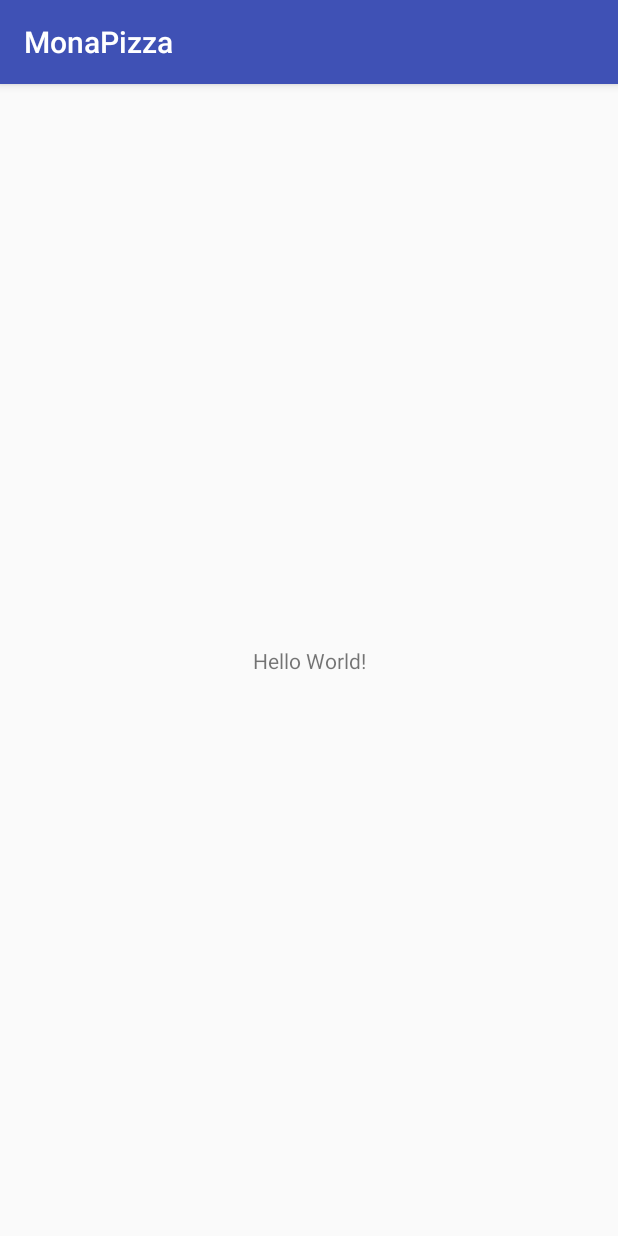
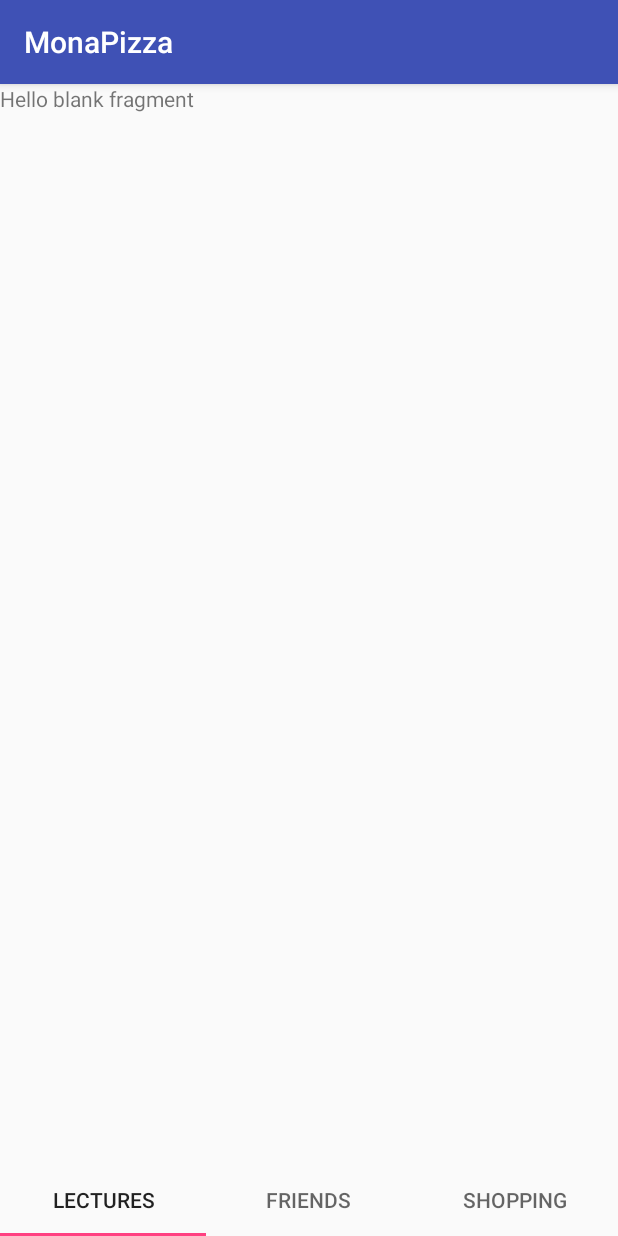
Before and after one commit to vchitai/MonaPizza, an Android app: the screen it shows after launch (MainActivity), on a phone screen of 412 x 824 dp. Run offline under Robolectric (Android 15) with nearby library versions, the phone set to English and light mode, and no system bars.

Commit message:
Update Main Page UI

```diff
--- a/app/build.gradle
+++ b/app/build.gradle
@@ -2,7 +2,7 @@ apply plugin: 'com.android.application'
 
 android {
     compileSdkVersion 25
-    buildToolsVersion "25.0.2"
+    buildToolsVersion '26.0.2'
     defaultConfig {
         applicationId "com.monapizza.monapizza"
         minSdkVersion 21
@@ -21,10 +21,13 @@ android {
 
 dependencies {
     compile fileTree(dir: 'libs', include: ['*.jar'])
+    compile 'com.android.support:support-v4:25.4.0'
     androidTestCompile('com.android.support.test.espresso:espresso-core:2.2.2', {
         exclude group: 'com.android.support', module: 'support-annotations'
     })
     compile 'com.android.support:appcompat-v7:25.2.0'
+    compile 'com.android.support:support-v4:25.0.0'
+    compile 'com.android.support:design:25.0.0'
     compile 'com.android.support.constraint:constraint-layout:1.0.2'
     testCompile 'junit:junit:4.12'
 }
--- a/app/src/main/AndroidManifest.xml
+++ b/app/src/main/AndroidManifest.xml
@@ -9,13 +9,17 @@
         android:roundIcon="@mipmap/ic_launcher_round"
         android:supportsRtl="true"
         android:theme="@style/AppTheme">
-        <activity android:name=".MainActivity">
+        <activity android:name=".UI.MainActivity">
             <intent-filter>
                 <action android:name="android.intent.action.MAIN"/>
 
                 <category android:name="android.intent.category.LAUNCHER"/>
             </intent-filter>
         </activity>
+        <activity android:name=".UI.LessonsActivity">
+        </activity>
+        <activity android:name=".UI.QuizActivity">
+        </activity>
     </application>
 
 </manifest>
--- a/app/src/main/java/com/monapizza/monapizza/Core/Question.java
+++ b/app/src/main/java/com/monapizza/monapizza/Core/Question.java
@@ -72,9 +72,6 @@ public class Question {
     // Kiem tra ket qua tu nguoi dung
     // id: Id cua tu ma nguoi dung chon
     Boolean checkAnswer(int id) {
-        if (id == m_words.get(0).getId())
-            return true;
-        else
-            return false;
+        return id == m_words.get(0).getId();
     }
 }
--- /dev/null
+++ b/app/src/main/java/com/monapizza/monapizza/UI/LecturesFragment.java
@@ -0,0 +1,24 @@
+package com.monapizza.monapizza.UI;
+
+import android.os.Bundle;
+import android.support.v4.app.Fragment;
+import android.view.LayoutInflater;
+import android.view.View;
+import android.view.ViewGroup;
+
+import com.monapizza.monapizza.R;
+
+public class LecturesFragment extends Fragment {
+
+    public LecturesFragment() {
+        // Required empty public constructor
+    }
+
+    @Override
+    public View onCreateView(LayoutInflater inflater, ViewGroup container,
+                             Bundle savedInstanceState) {
+        // Inflate the layout for this fragment
+        return inflater.inflate(R.layout.fragment_lectures, container, false);
+    }
+
+}
--- /dev/null
+++ b/app/src/main/java/com/monapizza/monapizza/UI/MainActivity.java
@@ -0,0 +1,26 @@
+package com.monapizza.monapizza.UI;
+
+import android.os.Bundle;
+import android.support.v4.view.ViewPager;
+import android.support.v7.app.AppCompatActivity;
+import android.support.design.widget.TabLayout;
+
+import com.monapizza.monapizza.R;
+
+public class MainActivity extends AppCompatActivity {
+    private ViewPager mMainViewPager;
+    private MainPagerAdapter mMainPagerAdapter;
+    @Override
+    protected void onCreate(Bundle savedInstanceState) {
+        super.onCreate(savedInstanceState);
+        setContentView(R.layout.activity_main);
+
+        mMainPagerAdapter = new MainPagerAdapter(this,getSupportFragmentManager());
+
+        mMainViewPager = (ViewPager) findViewById(R.id.main_view_pager);
+        mMainViewPager.setAdapter(mMainPagerAdapter);
+
+        TabLayout tabLayout = (TabLayout) findViewById(R.id.main_tab_layout);
+        tabLayout.setupWithViewPager(mMainViewPager);
+    }
+}
--- /dev/null
+++ b/app/src/main/java/com/monapizza/monapizza/UI/MainPagerAdapter.java
@@ -0,0 +1,51 @@
+package com.monapizza.monapizza.UI;
+
+import android.content.Context;
+import android.support.v4.app.Fragment;
+import android.support.v4.app.FragmentManager;
+import android.support.v4.app.FragmentPagerAdapter;
+
+import com.monapizza.monapizza.R;
+
+/**
+ * Created by chita on 10/11/2017.
+ */
+
+public class MainPagerAdapter extends FragmentPagerAdapter {
+
+    private Context mContext;
+    public MainPagerAdapter(Context context, FragmentManager fm) {
+        super(fm);
+        mContext = context;
+    }
+
+    @Override
+    public Fragment getItem(int position) {
+        switch (position) {
+            case 0:
+            case 1:
+            case 2:
+            case 3:
+            default:
+        }
+        return new LecturesFragment();
+    }
+
+    @Override
+    public int getCount() {
+        return 3;
+    }
+
+    @Override
+    public CharSequence getPageTitle(int position) {
+        switch (position) {
+            case 0:
+                return mContext.getString(R.string.lectures_fragment_title);
+            case 1:
+                return mContext.getString(R.string.friends_fragment_title);
+            case 2:
+                return mContext.getString(R.string.shopping_fragment_title);
+        }
+        return null;
+    }
+}
--- a/app/src/main/res/layout/activity_main.xml
+++ b/app/src/main/res/layout/activity_main.xml
@@ -5,15 +5,16 @@
     xmlns:tools="http://schemas.android.com/tools"
     android:layout_width="match_parent"
     android:layout_height="match_parent"
-    tools:context="com.monapizza.monapizza.MainActivity">
+    tools:context="com.monapizza.monapizza.UI.MainActivity">
+    <android.support.design.widget.TabLayout
+        android:id="@+id/main_tab_layout"
+        android:layout_width="match_parent"
+        android:layout_height="wrap_content"
+        app:layout_constraintBottom_toBottomOf="parent"/>
 
-    <TextView
-        android:layout_width="wrap_content"
-        android:layout_height="wrap_content"
-        android:text="Hello World!"
-        app:layout_constraintBottom_toBottomOf="parent"
-        app:layout_constraintLeft_toLeftOf="parent"
-        app:layout_constraintRight_toRightOf="parent"
-        app:layout_constraintTop_toTopOf="parent"/>
+    <android.support.v4.view.ViewPager
+        android:id="@+id/main_view_pager"
+        android:layout_width="match_parent"
+        android:layout_height="match_parent"/>
 
 </android.support.constraint.ConstraintLayout>
--- /dev/null
+++ b/app/src/main/res/layout/fragment_lectures.xml
@@ -0,0 +1,13 @@
+<FrameLayout xmlns:android="http://schemas.android.com/apk/res/android"
+             xmlns:tools="http://schemas.android.com/tools"
+             android:layout_width="match_parent"
+             android:layout_height="match_parent"
+             tools:context="com.monapizza.monapizza.UI.LecturesFragment">
+
+    <!-- TODO: Update blank fragment layout -->
+    <TextView
+        android:layout_width="match_parent"
+        android:layout_height="match_parent"
+        android:text="@string/hello_blank_fragment"/>
+
+</FrameLayout>
--- a/app/src/main/res/values/strings.xml
+++ b/app/src/main/res/values/strings.xml
@@ -1,3 +1,10 @@
 <resources>
     <string name="app_name">MonaPizza</string>
+
+    <string name="lectures_fragment_title">Lectures</string>
+    <string name="friends_fragment_title">Friends</string>
+    <string name="shopping_fragment_title">Shopping</string>
+
+    <!-- TODO: Remove or change this placeholder text -->
+    <string name="hello_blank_fragment">Hello blank fragment</string>
 </resources>
```
Also changed, not shown: app/src/main/java/com/monapizza/monapizza/UI/FriendsFragment.java (added, +31 -0 lines), app/src/main/java/com/monapizza/monapizza/UI/LessonsActivity.java (added, +15 -0 lines), app/src/main/java/com/monapizza/monapizza/UI/QuizActivity.java (renamed from app/src/main/java/com/monapizza/monapizza/MainActivity.java, +5 -3 lines), app/src/main/java/com/monapizza/monapizza/UI/ShoppingFragment.java (added, +22 -0 lines), app/src/main/res/layout/activity_lessons.xml (added, +10 -0 lines), app/src/main/res/layout/activity_quiz.xml (added, +10 -0 lines), app/src/main/res/layout/fragment_friends.xml (added, +13 -0 lines), app/src/main/res/layout/fragment_shopping.xml (added, +13 -0 lines), build.gradle (+9 -2 lines), gradle/wrapper/gradle-wrapper.properties.
